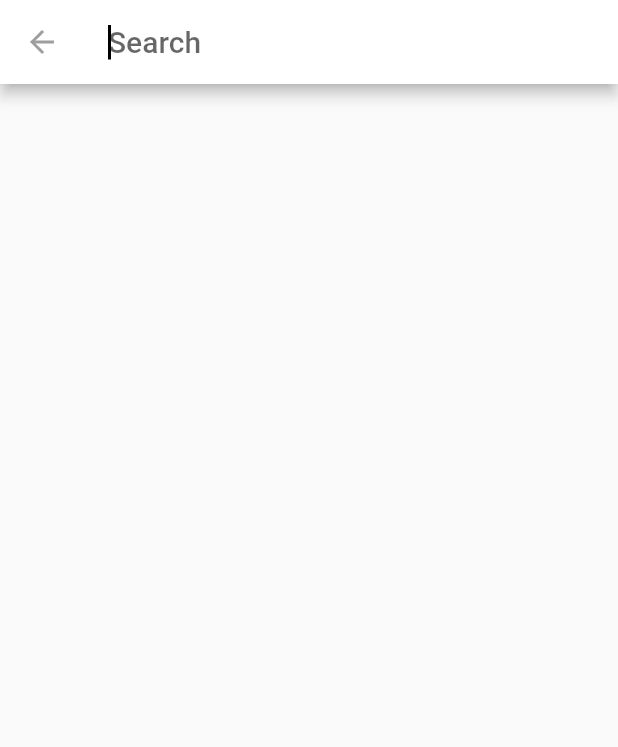
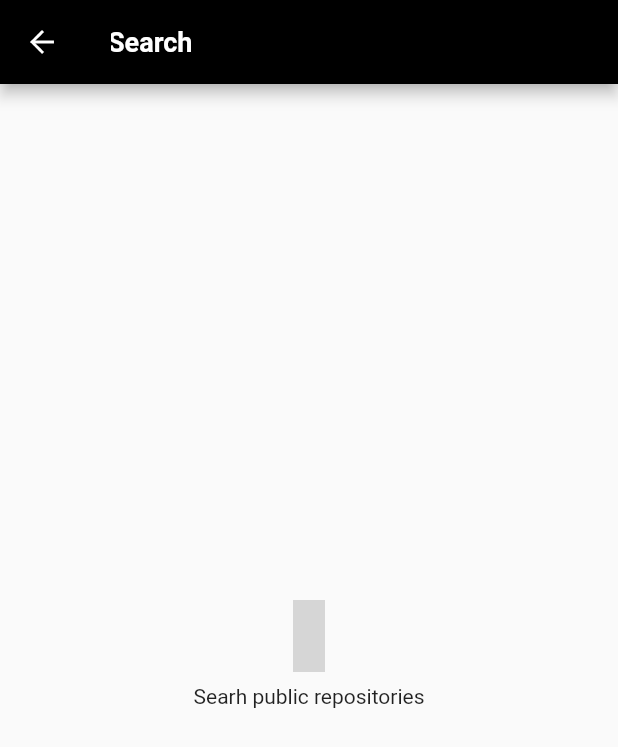
Before and after one commit to derlandyb/flutter-github-repositories-search, a Flutter app: the screen it shows after launch, after a tap on the "search" icon, on a phone screen of 412 x 824 dp. Shown: the top 747 px of the screen. Run offline on Flutter 3.47's test engine with Material 2 defaults, Android fonts, the phone set to English and light mode, and no system bars; our stand-ins replace flutter_highlight, flutter_icons; grey boxes are pictures that could not be loaded.

Commit message:
Aplicando tema do projeto ao search delegate

```diff
--- a/lib/delegate/github_search_delegate.dart
+++ b/lib/delegate/github_search_delegate.dart
@@ -5,9 +5,11 @@ import 'package:flutter_app_github_dev_dojo/screen/repository_tab_screen.dart';
 import 'package:flutter_app_github_dev_dojo/service/github_service.dart';
 import 'package:flutter_app_github_dev_dojo/util/pagination.dart';
 import 'package:flutter_app_github_dev_dojo/widgets/async_layout_constructor.dart';
+import 'package:flutter_app_github_dev_dojo/widgets/home_empty_view.dart';
 import 'package:flutter_app_github_dev_dojo/widgets/text_icon.dart';
 
 class GitHubSearchDelegate extends SearchDelegate<String> {
+
   @override
   List<Widget> buildActions(BuildContext context) {
     if (query.isNotEmpty) {
@@ -35,7 +37,7 @@ class GitHubSearchDelegate extends SearchDelegate<String> {
   @override
   Widget buildResults(BuildContext context) {
     if (query.isEmpty) {
-      return Container();
+      return HomeEmptyView();
     }
 
     return RepositoryList(query: query);
@@ -44,7 +46,7 @@ class GitHubSearchDelegate extends SearchDelegate<String> {
   @override
   Widget buildSuggestions(BuildContext context) {
     if (query.isEmpty) {
-      return Container();
+      return HomeEmptyView();
     }
 
     return ListTile(
@@ -56,6 +58,24 @@ class GitHubSearchDelegate extends SearchDelegate<String> {
 
   @override
   String get searchFieldLabel => "Search";
+
+  @override
+  ThemeData appBarTheme(BuildContext context) {
+    assert(context != null);
+    final ThemeData theme = Theme.of(context);
+    assert(theme != null);
+    return theme.copyWith(
+        inputDecorationTheme: InputDecorationTheme(hintStyle: TextStyle(color: theme.primaryTextTheme.headline.color)),
+        textTheme: theme.textTheme.copyWith(
+          headline: theme.textTheme.headline.copyWith(color: theme.primaryTextTheme.headline.color),
+          title: TextStyle(
+            color: Colors.white,
+            fontWeight: FontWeight.bold,
+            fontSize: 18,
+          ),
+        )
+    );
+  }
 }
 
 class RepositoryList extends StatefulWidget {
--- a/lib/screen/home_screen.dart
+++ b/lib/screen/home_screen.dart
@@ -1,6 +1,7 @@
 import 'package:flutter/cupertino.dart';
 import 'package:flutter/material.dart';
 import 'package:flutter_app_github_dev_dojo/delegate/github_search_delegate.dart';
+import 'package:flutter_app_github_dev_dojo/widgets/home_empty_view.dart';
 import 'package:flutter_icons/flutter_icons.dart';
 
 class HomeScreen extends StatefulWidget {
@@ -23,17 +24,7 @@ class _HomeScreenState extends State<HomeScreen> {
           )
         ],
       ),
-      body: Column(
-        mainAxisAlignment: MainAxisAlignment.center,
-        crossAxisAlignment: CrossAxisAlignment.center,
-        children:[
-          Center(child: Icon(FlutterIcons.github_zoc, size: 48,)),
-          Padding(
-              padding: EdgeInsets.all(8.0),
-              child: Center(child: const Text("Searh public repositories"))
-          )
-        ]
-      ),
+      body: HomeEmptyView(),
     );
   }
 }
--- /dev/null
+++ b/lib/widgets/home_empty_view.dart
@@ -0,0 +1,19 @@
+import 'package:flutter/cupertino.dart';
+import 'package:flutter_icons/flutter_icons.dart';
+
+class HomeEmptyView extends StatelessWidget {
+  @override
+  Widget build(BuildContext context) {
+    return Column(
+        mainAxisAlignment: MainAxisAlignment.center,
+        crossAxisAlignment: CrossAxisAlignment.center,
+        children:[
+          Center(child: Icon(FlutterIcons.github_zoc, size: 48,)),
+          Padding(
+              padding: EdgeInsets.all(8.0),
+              child: Center(child: const Text("Searh public repositories"))
+          )
+        ]
+    );
+  }
+}
--- a/pubspec.yaml
+++ b/pubspec.yaml
@@ -19,6 +19,7 @@ dependencies:
 dev_dependencies:
   flutter_test:
     sdk: flutter
+  test: ^1.12.0
 
 flutter:
   uses-material-design: true
```
Also changed, not shown: pubspec.lock.
